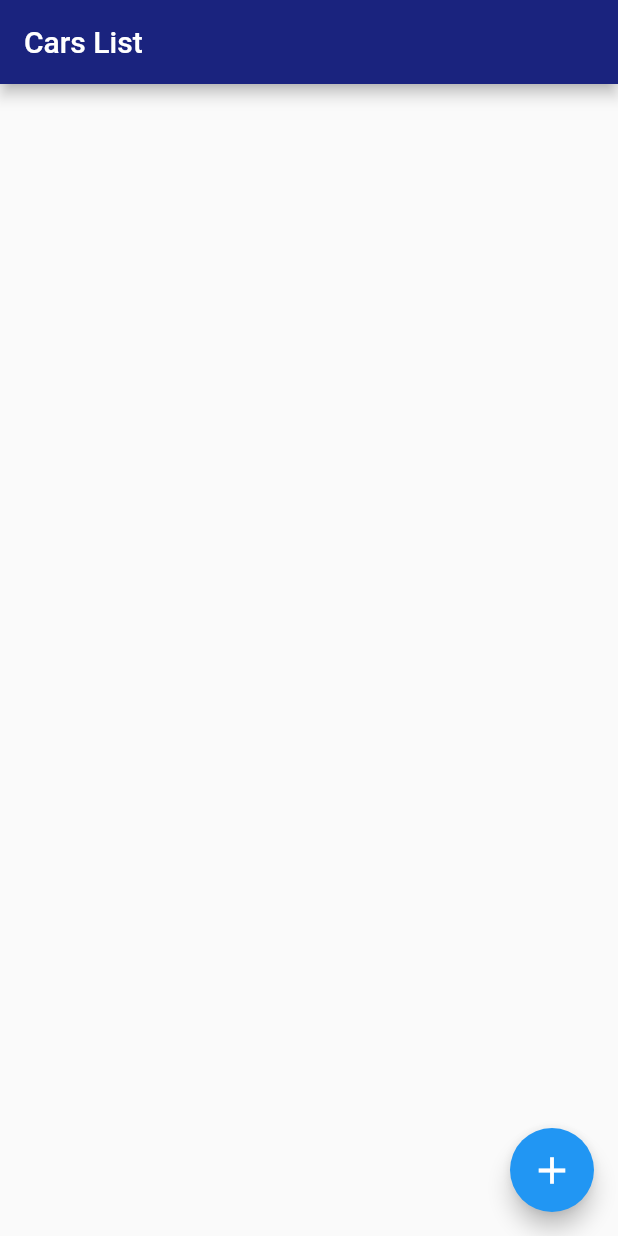
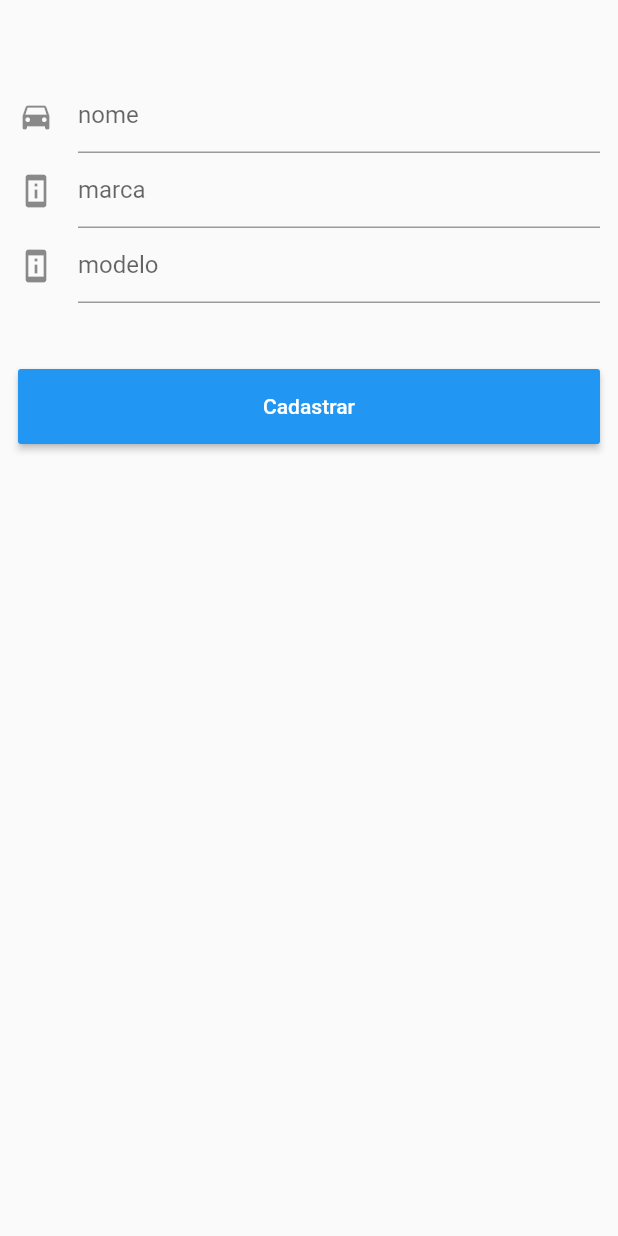
Before and after one commit to Caio-eng/ApiNodejsFlutter, a Flutter app: the screen it shows after launch, after a tap on the "add" icon, on a phone screen of 412 x 824 dp. Run offline on Flutter 3.47's test engine with Material 2 defaults, Android fonts, the phone set to English and light mode, and no system bars; network calls fail.

Commit message:
Salvar adicionado

```diff
--- /dev/null
+++ b/frontend/lib/addcarpage.dart
@@ -0,0 +1,90 @@
+import 'package:flutter/material.dart';
+import 'package:frontend/api.dart';
+
+class AddCarPage extends StatefulWidget {
+  const AddCarPage({Key? key}) : super(key: key);
+
+  @override
+  _AddCarPageState createState() => _AddCarPageState();
+}
+
+class _AddCarPageState extends State<AddCarPage> {
+
+  API api = API();
+
+  final TextEditingController nomeController = TextEditingController();
+  final TextEditingController marcaController = TextEditingController();
+  final TextEditingController modeloController = TextEditingController();
+
+  @override
+  Widget build(BuildContext context) {
+    return Scaffold(
+      body: Container(
+        child: ListView(
+          padding: const EdgeInsets.only(
+            top: 52, left: 12, right: 12, bottom: 12
+          ),
+          children: [
+            Container(
+              height: 50,
+              child: TextField(
+                controller: nomeController,
+                decoration: InputDecoration(
+                  labelText: 'nome',
+                  hintText: 'Nome do Carro',
+                  icon: Icon(Icons.directions_car),
+                ),
+              ),
+            ),
+            Container(
+              height: 50,
+              child: TextField(
+                controller: marcaController,
+                decoration: InputDecoration(
+                  labelText: 'marca',
+                  hintText: 'Marca do Carro',
+                  icon: Icon(Icons.perm_device_information),
+                ),
+              ),
+            ),
+            Container(
+              height: 50,
+              child: TextField(
+                controller: modeloController,
+                decoration: InputDecoration(
+                  labelText: 'modelo',
+                  hintText: 'Modelo do Carro',
+                  icon: Icon(Icons.perm_device_information),
+                ),
+              ),
+            ),
+            Padding(
+                padding: new EdgeInsets.only(top: 44),
+            ),
+            Container(
+              height: 50,
+              child: RaisedButton(
+                onPressed: (){
+                  api.addCarro(
+                    nomeController.text.trim(),
+                    marcaController.text.trim(),
+                    modeloController.text.trim(),
+                  );
+                  Navigator.pop(context, true);
+                },
+                color: Colors.blue,
+                child: Text(
+                    'Cadastrar',
+                    style: TextStyle(
+                      color: Colors.white,
+                      backgroundColor: Colors.blue,
+                    ),
+                ),
+              ),
+            )
+          ],
+        ),
+      ),
+    );
+  }
+}
--- a/frontend/lib/api.dart
+++ b/frontend/lib/api.dart
@@ -1,3 +1,5 @@
+import 'dart:convert';
+
 import 'package:http/http.dart' as http;
 
 const baseUrl = "http://10.0.2.2:3333";
@@ -7,4 +9,17 @@ class API {
     var url = baseUrl + "/carro";
     return await http.get(url);
   }
+  Future<http.Response> addCarro(String nome, String marca, String modelo) async {
+      var url = baseUrl + "/carro";
+      Map data = {
+        'nome': '$nome',
+        'marca': '${marca}',
+        "modelo": '${modelo}'
+      };
+
+      var body = json.encode(data);
+
+      var response = await http.post(url, headers: {"content-Type": "application/json"}, body: body);
+      return response;
+  }
 }
--- a/frontend/lib/main.dart
+++ b/frontend/lib/main.dart
@@ -3,13 +3,19 @@ import 'dart:convert';
 import 'package:flutter/material.dart';
 import 'package:http/http.dart' as http;
 
+import 'addcarpage.dart';
 import 'api.dart';
 import 'carro.dart';
 
 void main() {
   runApp(
     MaterialApp(
+      title: 'Nodejs-Flutter',
       debugShowCheckedModeBanner: false,
+      theme: ThemeData(
+        primarySwatch: Colors.blue,
+        visualDensity: VisualDensity.adaptivePlatformDensity,
+      ),
       home: HomePage(),
     ),
   );
@@ -35,6 +41,19 @@ class _HomePageState extends State<HomePage> {
     });
   }
 
+  _navigateAddCarro(BuildContext context) async {
+    final result = await Navigator.push(
+        context,
+        MaterialPageRoute(
+            builder: (context) => AddCarPage()
+        ));
+    if (result) {
+      setState(() {
+
+      });
+    }
+  }
+
   _HomePageState() {
     _getCarros();
   }
@@ -48,7 +67,9 @@ class _HomePageState extends State<HomePage> {
       ),
       body: listaCarros(),
       floatingActionButton: FloatingActionButton(
-        onPressed: (){},
+        onPressed: (){
+          _navigateAddCarro(context);
+        },
         child: Icon(Icons.add, size: 30,),
       ),
     );
```
